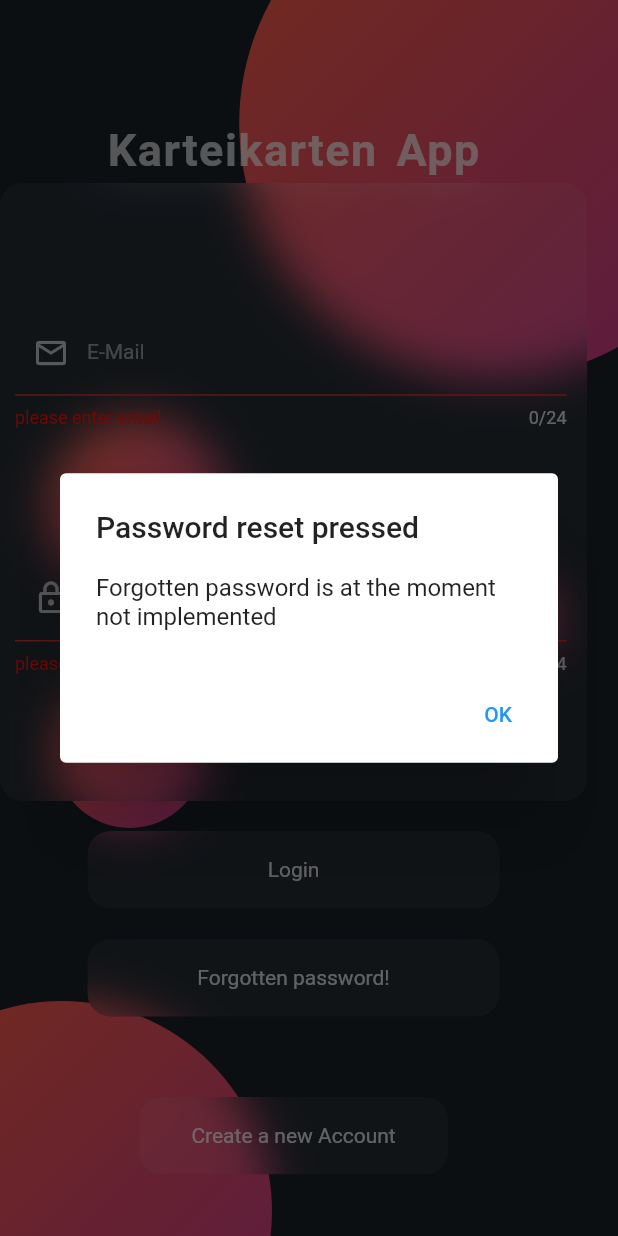
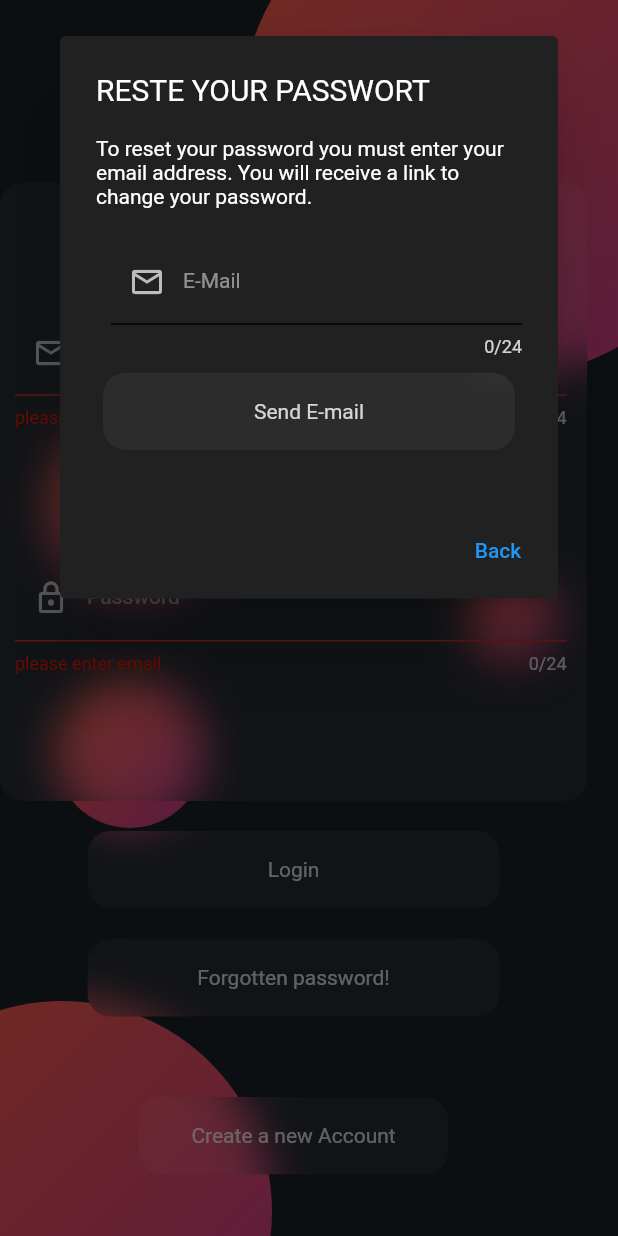
Before and after one commit to WSauerwald/karteikarten4Y, a Flutter app: the screen it shows after launch, after a tap on "Login", after a tap on "Forgotten password!", on a phone screen of 412 x 824 dp. Run offline on Flutter 3.47's test engine with Material 2 defaults, Android fonts, the light colour scheme and no system bars; our stand-ins replace bloc, dartz, firebase_auth, firebase_core, flutter_bloc, get_it; accounts and stored records are empty.

Commit message:
add dialog for reset passwort
Dialog zum Passwort zurücksetzen

```diff
--- a/lib/application/create_new_card/create_new_card_bloc.dart
+++ /dev/null
@@ -1,13 +0,0 @@
-import 'package:bloc/bloc.dart';
-import 'package:meta/meta.dart';
-
-part 'create_new_card_event.dart';
-part 'create_new_card_state.dart';
-
-class CreateNewCardBlocBloc extends Bloc<CreateNewCardBlocEvent, CreateNewCardBlocState> {
-  CreateNewCardBlocBloc() : super(CreateNewCardBlocInitial()) {
-    on<CreateNewCardBlocEvent>((event, emit) {
-      // TODO: implement event handler
-    });
-  }
-}
--- a/lib/application/create_new_card/create_new_card_event.dart
+++ /dev/null
@@ -1,4 +0,0 @@
-part of 'create_new_card_bloc.dart';
-
-@immutable
-sealed class CreateNewCardBlocEvent {}
--- a/lib/application/create_new_card/create_new_card_state.dart
+++ /dev/null
@@ -1,6 +0,0 @@
-part of 'create_new_card_bloc.dart';
-
-@immutable
-sealed class CreateNewCardBlocState {}
-
-final class CreateNewCardBlocInitial extends CreateNewCardBlocState {}
--- a/lib/application/index_card/index_card_bloc.dart
+++ /dev/null
@@ -1,13 +0,0 @@
-import 'package:bloc/bloc.dart';
-import 'package:meta/meta.dart';
-
-part 'index_card_event.dart';
-part 'index_card_state.dart';
-
-class IndexCardBloc extends Bloc<IndexCardEvent, IndexCardState> {
-  IndexCardBloc() : super(IndexCardInitial()) {
-    on<IndexCardEvent>((event, emit) {
-      // TODO: implement event handler
-    });
-  }
-}
--- a/lib/application/index_card/index_card_event.dart
+++ /dev/null
@@ -1,4 +0,0 @@
-part of 'index_card_bloc.dart';
-
-@immutable
-sealed class IndexCardEvent {}
--- a/lib/application/index_card/index_card_state.dart
+++ /dev/null
@@ -1,6 +0,0 @@
-part of 'index_card_bloc.dart';
-
-@immutable
-sealed class IndexCardState {}
-
-final class IndexCardInitial extends IndexCardState {}
--- /dev/null
+++ b/lib/application/resetPasswort/reset_passwort_bloc.dart
@@ -0,0 +1,23 @@
+import 'package:bloc/bloc.dart';
+import 'package:karteikarten/domain/reposetories/auth_repository.dart';
+// ignore: depend_on_referenced_packages
+import 'package:meta/meta.dart';
+
+part 'reset_passwort_event.dart';
+part 'reset_passwort_state.dart';
+
+class ResetPasswortBloc extends Bloc<ResetPasswortEvent, ResetPasswortState> {
+  final AuthRepository authRepository;
+  ResetPasswortBloc({required this.authRepository}) : super(ResetPasswortStateInit()) {
+
+    on<ForgottenPasswordPressed>((event, emit) async {
+      emit(ResetPasswortStateLoading());
+
+      //final failureOrSuccess = await authRepository.;
+      await Future.delayed(const Duration(seconds: 2));
+
+      emit(ResetPasswortStateLoaded(message: "Email send"));
+
+    });
+  }
+}
--- /dev/null
+++ b/lib/application/resetPasswort/reset_passwort_event.dart
@@ -0,0 +1,9 @@
+part of 'reset_passwort_bloc.dart';
+
+@immutable
+sealed class ResetPasswortEvent {}
+
+class ForgottenPasswordPressed extends ResetPasswortEvent{
+  final String email;
+  ForgottenPasswordPressed({required this.email});
+}
--- /dev/null
+++ b/lib/application/resetPasswort/reset_passwort_state.dart
@@ -0,0 +1,18 @@
+part of 'reset_passwort_bloc.dart';
+
+@immutable
+sealed class ResetPasswortState {}
+
+final class ResetPasswortStateInit extends ResetPasswortState {}
+
+final class ResetPasswortStateLoading extends ResetPasswortState {}
+
+final class ResetPasswortStateLoaded extends ResetPasswortState {
+  final String message;
+  ResetPasswortStateLoaded({required this.message});
+}
+
+final class ResetPasswortStateError extends ResetPasswortState {
+  final String message;
+  ResetPasswortStateError({required this.message});
+}
--- a/lib/application/signup/signup_bloc.dart
+++ b/lib/application/signup/signup_bloc.dart
@@ -2,6 +2,7 @@ import 'package:bloc/bloc.dart';
 import 'package:dartz/dartz.dart';
 import 'package:karteikarten/core/failures/auth_failures.dart';
 import 'package:karteikarten/domain/reposetories/auth_repository.dart';
+// ignore: depend_on_referenced_packages
 import 'package:meta/meta.dart';
 
 part 'signup_event.dart';
--- a/lib/application/signup/signup_event.dart
+++ b/lib/application/signup/signup_event.dart
@@ -14,6 +14,3 @@ class LoginWithEmailAndPasswordPressed extends SignupBlocEvent{
   final String password;
   LoginWithEmailAndPasswordPressed({required this.email, required this.password});
 }
-
-
-class LoginRequestedEvent extends SignupBlocEvent{}
--- a/lib/application/stack_overview/stack_overview_bloc.dart
+++ /dev/null
@@ -1,13 +0,0 @@
-import 'package:bloc/bloc.dart';
-import 'package:meta/meta.dart';
-
-part 'stack_overview_event.dart';
-part 'stack_overview_state.dart';
-
-class StackOverviewBloc extends Bloc<StackOverviewEvent, StackOverviewState> {
-  StackOverviewBloc() : super(StackOverviewInitial()) {
-    on<StackOverviewEvent>((event, emit) {
-      // TODO: implement event handler
-    });
-  }
-}
--- a/lib/application/stack_overview/stack_overview_event.dart
+++ /dev/null
@@ -1,4 +0,0 @@
-part of 'stack_overview_bloc.dart';
-
-@immutable
-sealed class StackOverviewEvent {}
--- a/lib/application/stack_overview/stack_overview_state.dart
+++ /dev/null
@@ -1,6 +0,0 @@
-part of 'stack_overview_bloc.dart';
-
-@immutable
-sealed class StackOverviewState {}
-
-final class StackOverviewInitial extends StackOverviewState {}
--- /dev/null
+++ b/lib/core/validators/email_validator.dart
@@ -0,0 +1,13 @@
+
+
+String? validateEmail(String? input) {
+    const emailRegex =
+        r"""^[a-zA-Z0-9.a-zA-Z0-9.!#$%&'*+-/=?^_`{|}~]+@[a-zA-Z0-9]+\.[a-zA-Z]+""";
+    if (input == null || input.isEmpty) {
+      return "please enter email";
+    } else if (RegExp(emailRegex).hasMatch(input)) {
+      return null;
+    } else {
+      return "invalid email format";
+    }
+  }
--- /dev/null
+++ b/lib/core/validators/password_validator.dart
@@ -0,0 +1,11 @@
+
+
+String? validatePassword(String? input) {
+    if (input == null || input.isEmpty) {
+      return "please enter email";
+    } else if (input.length >= 6) {
+      return null;
+    } else {
+      return "short password";
+    }
+  }
--- /dev/null
+++ b/lib/presentation/login/widgets/dialog.dart
@@ -0,0 +1,86 @@
+import 'package:flutter/material.dart';
+import 'package:flutter_bloc/flutter_bloc.dart';
+import 'package:karteikarten/application/resetPasswort/reset_passwort_bloc.dart';
+import 'package:karteikarten/presentation/login/widgets/text_form_field.dart';
+import 'package:karteikarten/service/injection.dart';
+import 'package:karteikarten/shared/constant.dart';
+
+import 'blur_button.dart';
+
+class ResetPasswortDialog extends StatelessWidget {
+  final TextEditingController controller;
+  const ResetPasswortDialog({super.key, required this.controller});
+
+  @override
+  Widget build(BuildContext context) {
+    return SingleChildScrollView(
+      child: BlocProvider(
+        create: (context) => serviceLocator<ResetPasswortBloc>(),
+        child: AlertDialog(
+          titleTextStyle:
+              const TextStyle(color: Colors.white, fontSize: padding_20),
+          contentTextStyle: const TextStyle(color: Colors.white),
+          backgroundColor: const Color.fromARGB(255, 33, 33, 33),
+          title: const Text('RESTE YOUR PASSWORT'),
+          content: SizedBox(
+            height: 220,
+            child: Column(
+              children: [
+                const Text(
+                    "To reset your password you must enter your email address. You will receive a link to change your password."),
+                const SizedBox(
+                  height: padding_20,
+                ),
+                BlocBuilder<ResetPasswortBloc, ResetPasswortState>(
+                    builder: (context, state) {
+                  if (state is ResetPasswortStateInit) {
+                    return Column(
+                      children: [
+                        EmailResetInput(controller: controller),
+                        const SizedBox(height: padding_10),
+                        BlurButton(
+                            buttonText: "Send E-mail",
+                            divisionFactor: 1.5,
+                            function: () {
+                              BlocProvider.of<ResetPasswortBloc>(context).add(
+                                  ForgottenPasswordPressed(
+                                      email: controller.text));
+                            })
+                      ],
+                    );
+                  } else if (state is ResetPasswortStateLoading) {
+                    return Column(
+                      children: [
+                        const SizedBox(height: padding_50,),
+                        CircularProgressIndicator(
+                            color: Colors.white.withOpacity(.7)),
+                      ],
+                    );
+                  } else if (state is ResetPasswortStateLoaded) {
+                    Navigator.pop(context);
+                    WidgetsBinding.instance.addPostFrameCallback((_) {ScaffoldMessenger.of(context).showSnackBar(SnackBar(
+                      content: Text(state.message),
+                      backgroundColor: Colors.green,
+                    ));});
+                  } else if (state is ResetPasswortStateError) {
+                    ScaffoldMessenger.of(context).showSnackBar(const SnackBar(
+                      content: Text("Something wents wrong"),
+                      backgroundColor: Colors.red,
+                    ));
+                  }
+                  return Container();
+                }),
+              ],
+            ),
+          ),
+          actions: <Widget>[
+            TextButton(
+              onPressed: () => Navigator.pop(context),
+              child: const Text('Back'),
+            ),
+          ],
+        ),
+      ),
+    );
+  }
+}
--- /dev/null
+++ b/lib/presentation/login/widgets/text_form_field.dart
@@ -0,0 +1,95 @@
+import 'package:flutter/material.dart';
+import 'package:karteikarten/core/validators/email_validator.dart';
+import 'package:karteikarten/core/validators/password_validator.dart';
+import 'package:karteikarten/shared/constant.dart';
+
+class EmailUserInput extends StatelessWidget {
+  final TextEditingController controller;
+  const EmailUserInput({super.key, required this.controller});
+
+  @override
+  Widget build(BuildContext context) {
+    return Padding(
+      padding: const EdgeInsets.only(left: padding_10),
+      child: TextFormField(
+        autovalidateMode: AutovalidateMode.onUserInteraction,
+        validator: validateEmail,
+        controller: controller,
+        maxLength: 24,
+        maxLines: 1,
+        textAlignVertical: TextAlignVertical.bottom,
+        onTapOutside: (event) => FocusManager.instance.primaryFocus?.unfocus(),
+        style: TextStyle(color: Colors.white.withOpacity(.8)),
+        cursorColor: Colors.white,
+        decoration: InputDecoration(
+          prefixIcon: Icon(
+            Icons.email_outlined,
+            color: Colors.white.withOpacity(.7),
+          ),
+          labelText: userEmailText,
+        ),
+      ),
+    );
+  }
+}
+
+class PasswordUserInput extends StatelessWidget {
+  final TextEditingController controller;
+  const PasswordUserInput({super.key, required this.controller});
+
+  @override
+  Widget build(BuildContext context) {
+    return Padding(
+      padding: const EdgeInsets.only(left: padding_10),
+      child: TextFormField(
+        autovalidateMode: AutovalidateMode.onUserInteraction,
+        validator: validatePassword,
+        controller: controller,
+        maxLength: 24,
+        maxLines: 1,
+        obscureText: true,
+        textAlignVertical: TextAlignVertical.bottom,
+        onTapOutside: (event) => FocusManager.instance.primaryFocus?.unfocus(),
+        style: TextStyle(color: Colors.white.withOpacity(.8)),
+        cursorColor: Colors.white,
+        decoration: InputDecoration(
+          prefixIcon: Icon(
+            Icons.lock_outline,
+            color: Colors.white.withOpacity(.7),
+          ),
+          labelText: userPasswordText,
+        ),
+      ),
+    );
+  }
+}
+
+class EmailResetInput extends StatelessWidget {
+  final TextEditingController controller;
+  const EmailResetInput({super.key, required this.controller});
+
+  @override
+  Widget build(BuildContext context) {
+    return Padding(
+      padding: const EdgeInsets.only(left: padding_10),
+      child: TextFormField(
+        autovalidateMode: AutovalidateMode.onUserInteraction,
+        validator: validateEmail,
+        controller: controller,
+        maxLength: 24,
+        maxLines: 1,
+        textAlignVertical: TextAlignVertical.bottom,
+        onTapOutside: (event) => FocusManager.instance.primaryFocus?.unfocus(),
+        style: const TextStyle(color: Colors.white),
+        cursorColor: Colors.white,
+        decoration: InputDecoration(
+          prefixIcon: Icon(
+            Icons.email_outlined,
+            color: Colors.white.withOpacity(.7),
+          ),
+          labelText: userEmailText,
+        ),
+      ),
+    );
+  }
+}
--- a/lib/presentation/login/widgets/user_input_container.dart
+++ b/lib/presentation/login/widgets/user_input_container.dart
@@ -3,6 +3,8 @@ import 'package:flutter/material.dart';
 import 'package:flutter_bloc/flutter_bloc.dart';
 import 'package:karteikarten/application/signup/signup_bloc.dart';
 import 'package:karteikarten/core/failures/auth_failures.dart';
+import 'package:karteikarten/presentation/login/widgets/dialog.dart';
+import 'package:karteikarten/presentation/login/widgets/text_form_field.dart';
 import 'package:karteikarten/shared/constant.dart';
 import 'app_headline.dart';
 import 'blur_button.dart';
@@ -15,6 +17,7 @@ class UserInputContainer extends StatefulWidget {
 }
 
 class _UserInputContainerState extends State<UserInputContainer> {
+  final TextEditingController _emailResetController = TextEditingController();
   final TextEditingController _emailController = TextEditingController();
   final TextEditingController _passwordController = TextEditingController();
 
@@ -23,28 +26,6 @@ class _UserInputContainerState extends State<UserInputContainer> {
     _emailController.dispose();
     _passwordController.dispose();
     super.dispose();
-  }
-
-  String? validateEmail(String? input) {
-    const emailRegex =
-        r"""^[a-zA-Z0-9.a-zA-Z0-9.!#$%&'*+-/=?^_`{|}~]+@[a-zA-Z0-9]+\.[a-zA-Z]+""";
-    if (input == null || input.isEmpty) {
-      return "please enter email";
-    } else if (RegExp(emailRegex).hasMatch(input)) {
-      return null;
-    } else {
-      return "invalid email format";
-    }
-  }
-
-  String? validatePassword(String? input) {
-    if (input == null || input.isEmpty) {
-      return "please enter email";
-    } else if (input.length >= 6) {
-      return null;
-    } else {
-      return "short password";
-    }
   }
 
   String mapFailureMessage(AuthFailure failure) {
@@ -102,55 +83,8 @@ class _UserInputContainerState extends State<UserInputContainer> {
                       child: Column(
                         mainAxisAlignment: MainAxisAlignment.spaceEvenly,
                         children: [
-                          Padding(
-                            padding: const EdgeInsets.only(left: padding_10),
-                            child: TextFormField(
-                              autovalidateMode:
-                                  AutovalidateMode.onUserInteraction,
-                              validator: validateEmail,
-                              controller: _emailController,
-                              maxLength: 24,
-                              maxLines: 1,
-                              textAlignVertical: TextAlignVertical.bottom,
-                              onTapOutside: (event) =>
-                                  FocusManager.instance.primaryFocus?.unfocus(),
-                              style: TextStyle(
-                                  color: Colors.white.withOpacity(.8)),
-                              cursorColor: Colors.white,
-                              decoration: InputDecoration(
-                                prefixIcon: Icon(
-                                  Icons.email_outlined,
-                                  color: Colors.white.withOpacity(.7),
-                                ),
-                                labelText: userEmailText,
-                              ),
-                            ),
-                          ),
-                          Padding(
-                            padding: const EdgeInsets.only(left: padding_10),
-                            child: TextFormField(
-                              autovalidateMode:
-                                  AutovalidateMode.onUserInteraction,
-                              validator: validatePassword,
-                              controller: _passwordController,
-                              maxLength: 24,
-                              maxLines: 1,
-                              obscureText: true,
-                              textAlignVertical: TextAlignVertical.bottom,
-                              onTapOutside: (event) =>
-                                  FocusManager.instance.primaryFocus?.unfocus(),
-                              style: TextStyle(
-                                  color: Colors.white.withOpacity(.8)),
-                              cursorColor: Colors.white,
-                              decoration: InputDecoration(
-                                prefixIcon: Icon(
-                                  Icons.lock_outline,
-                                  color: Colors.white.withOpacity(.7),
-                                ),
-                                labelText: userPasswordText,
-                              ),
-                            ),
-                          ),
+                          EmailUserInput(controller: _emailController),
+                          PasswordUserInput(controller: _passwordController),
                         ],
                       ),
                     ),
@@ -160,7 +94,7 @@ class _UserInputContainerState extends State<UserInputContainer> {
             ),
             const SizedBox(height: padding_20),
             if (!state.isSubmitting) ...[
-              //TODO Progress Indicator Button
+              //TODO eventuelle umstellung auf Progress Button
               BlurButton(
                 buttonText: loginText,
                 divisionFactor: 1.5,
@@ -185,22 +119,12 @@ class _UserInputContainerState extends State<UserInputContainer> {
                 divisionFactor: 1.5,
                 function: () => showDialog<String>(
                   context: context,
-                  builder: (BuildContext context) => AlertDialog(
-                    title: const Text('Password reset pressed'),
-                    content: const Text('Forgotten password is at the moment not implemented'),
-                    actions: <Widget>[
-                      TextButton(
-                        onPressed: () => Navigator.pop(context, 'OK'),
-                        child: const Text('OK'),
-                      ),
-                    ],
-                  ),
+                  builder: (BuildContext context) => ResetPasswortDialog(controller: _emailResetController),
                 ),
               ),
             ],
             if (state.isSubmitting) ...[
               const SizedBox(height: padding_50),
-              //TODO Progress gegen ein geiles Austauschen
               Expanded(
                   flex: 1,
                   child: CircularProgressIndicator(
--- a/lib/service/injection.dart
+++ b/lib/service/injection.dart
@@ -1,5 +1,6 @@
 import 'package:firebase_auth/firebase_auth.dart';
 import 'package:get_it/get_it.dart';
+import 'package:karteikarten/application/resetPasswort/reset_passwort_bloc.dart';
 import 'package:karteikarten/application/signup/signup_bloc.dart';
 import 'package:karteikarten/domain/reposetories/auth_repository.dart';
 import 'package:karteikarten/infrastructure/reposetories/auth_repository_impl.dart';
@@ -9,6 +10,7 @@ final serviceLocator = GetIt.I;
 Future<void> init() async{
 
   //! state management
+  serviceLocator.registerFactory(() => ResetPasswortBloc(authRepository: serviceLocator()));
   serviceLocator.registerFactory(() => SignupBloc(authRepository: serviceLocator()));
 
   //! repos
```
